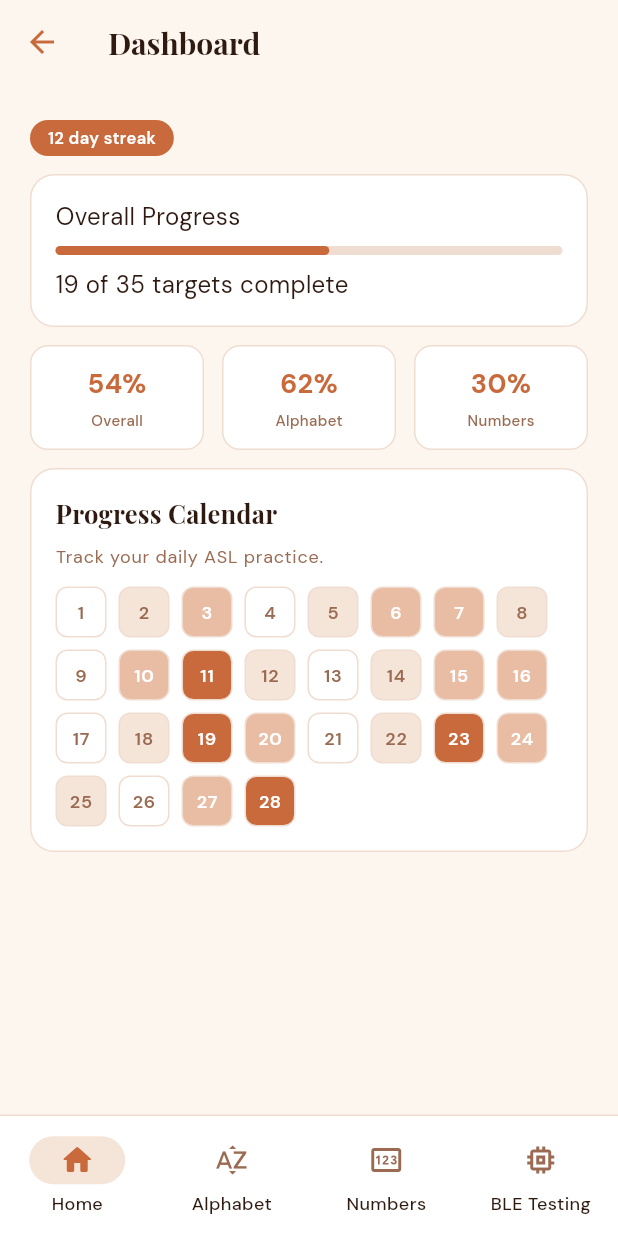
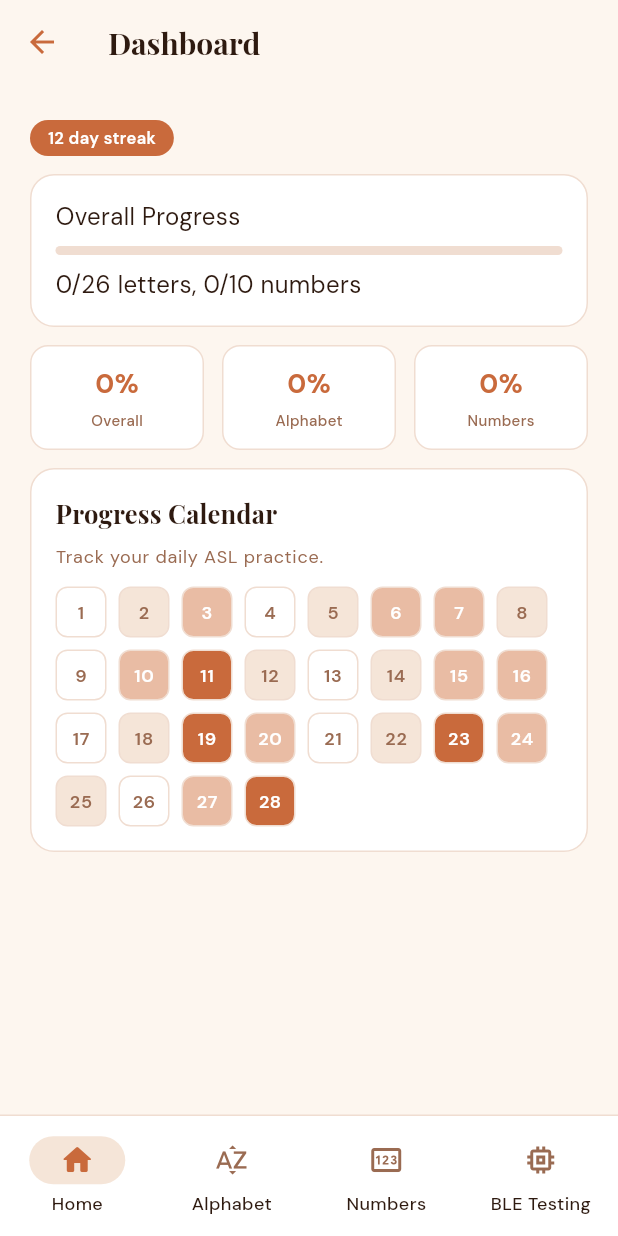
Before and after one commit to GG1627/helping-hand, a Flutter app: the MainShell screen opened directly, on a phone screen of 412 x 824 dp. Run offline on Flutter 3.47's test engine with Material 3 defaults, Android fonts, the phone set to English and light mode, and no system bars; our stand-ins replace google_fonts.

Commit message:
Add dynamic letter and number tracking with overall progress

```diff
--- a/flutter_app/lib/screens/main_shell.dart
+++ b/flutter_app/lib/screens/main_shell.dart
@@ -17,15 +17,52 @@ class MainShell extends StatefulWidget {
 class _MainShellState extends State<MainShell> {
   int tabIndex = 0;
 
-  static const pages = [
-    DashboardTab(),
-    AlphabetTab(),
-    NumbersTab(),
-    BleTestingTab(),
-  ];
+  Set<String> learnedLetters = {};
+  Set<int> learnedNumbers = {};
+
+  static const letters = 'ABCDEFGHIJKLMNOPQRSTUVWXYZ';
+  static const numbers = 0;
+
+  void markLetterLearned(String letter) {
+  setState(() {
+    if (learnedLetters.contains(letter)) {
+      learnedLetters.remove(letter);
+    } else {
+      learnedLetters.add(letter);
+    }
+  });
+  }
+
+  void toggleNumber(int number) {
+    setState(() {
+      if (learnedNumbers.contains(number)) {
+        learnedNumbers.remove(number);
+      } else {
+        learnedNumbers.add(number);
+      }
+    });
+  }
 
   @override
   Widget build(BuildContext context) {
+    final pages = [
+      DashboardTab(
+        learnedLetters: learnedLetters,
+        totalLetters: letters.length,
+        learnedNumbers: learnedNumbers,
+        totalNumbers: 10,
+      ),
+      AlphabetTab(
+        learnedLetters: learnedLetters,
+        onLetterLearned: markLetterLearned,
+      ),
+      NumbersTab(
+        learnedNumbers: learnedNumbers,
+        onNumberLearned: toggleNumber,
+      ),
+      BleTestingTab(),
+    ];
+
     return Scaffold(
       body: pages[tabIndex],
       bottomNavigationBar: Container(
--- a/flutter_app/lib/screens/tabs/dashboard_tab.dart
+++ b/flutter_app/lib/screens/tabs/dashboard_tab.dart
@@ -1,50 +1,75 @@
 import 'package:flutter/material.dart';
-
 import '../../theme/warm_clay_theme.dart';
 import '../../widgets/warm_components.dart';
 
 class DashboardTab extends StatelessWidget {
-  const DashboardTab({super.key});
+  final Set<String> learnedLetters;
+  final int totalLetters;
+  final Set<int> learnedNumbers;
+  final int totalNumbers;
+
+  const DashboardTab({
+    super.key,
+    required this.learnedLetters,
+    required this.totalLetters,
+    required this.learnedNumbers,
+    required this.totalNumbers,
+  });
 
   @override
   Widget build(BuildContext context) {
-    return const TabScaffold(
+    final lettersLearned = learnedLetters.length;
+    final numbersLearned = learnedNumbers.length;
+
+    final alphabetPercentage =
+        totalLetters > 0 ? (lettersLearned / totalLetters * 100).toStringAsFixed(0) : '0';
+    final numbersPercentage =
+        totalNumbers > 0 ? (numbersLearned / totalNumbers * 100).toStringAsFixed(0) : '0';
+
+    // Overall progress: combine letters + numbers
+    final overallPercentage = ((lettersLearned + numbersLearned) /
+            (totalLetters + totalNumbers) *
+            100)
+        .toStringAsFixed(0);
+
+    return TabScaffold(
       title: 'Dashboard',
       child: Column(
         crossAxisAlignment: CrossAxisAlignment.start,
         children: [
-          StreakPill(text: '12 day streak'),
-          SizedBox(height: WarmClayTheme.cardGap),
+          const StreakPill(text: '12 day streak'),
+          const SizedBox(height: WarmClayTheme.cardGap),
           WarmCard(
             child: Column(
               crossAxisAlignment: CrossAxisAlignment.start,
               children: [
-                Text('Overall Progress'),
-                SizedBox(height: 8),
-                ProgressBar(value: 0.54),
-                SizedBox(height: 8),
-                Text('19 of 35 targets complete'),
+                const Text('Overall Progress'),
+                const SizedBox(height: 8),
+                ProgressBar(
+                  value: (lettersLearned + numbersLearned) /
+                      (totalLetters + totalNumbers),
+                ),
+                const SizedBox(height: 8),
+                Text('$lettersLearned/$totalLetters letters, '
+                    '$numbersLearned/$totalNumbers numbers'),
               ],
             ),
           ),
-          SizedBox(height: WarmClayTheme.cardGap),
+          const SizedBox(height: WarmClayTheme.cardGap),
           Row(
             children: [
               Expanded(
-                child: StatCard(number: '54%', label: 'Overall'),
-              ),
-              SizedBox(width: WarmClayTheme.cardGap),
+                  child: StatCard(number: '$overallPercentage%', label: 'Overall')),
+              const SizedBox(width: WarmClayTheme.cardGap),
               Expanded(
-                child: StatCard(number: '62%', label: 'Alphabet'),
-              ),
-              SizedBox(width: WarmClayTheme.cardGap),
+                  child: StatCard(number: '$alphabetPercentage%', label: 'Alphabet')),
+              const SizedBox(width: WarmClayTheme.cardGap),
               Expanded(
-                child: StatCard(number: '30%', label: 'Numbers'),
-              ),
+                  child: StatCard(number: '$numbersPercentage%', label: 'Numbers')),
             ],
           ),
-          SizedBox(height: WarmClayTheme.cardGap),
-          ProgressCalendarCard(),
+          const SizedBox(height: WarmClayTheme.cardGap),
+          const ProgressCalendarCard(),
         ],
       ),
     );
```
Also changed, not shown: flutter_app/lib/screens/tabs/alphabet_tab.dart (+14 -21 lines), flutter_app/lib/screens/tabs/numbers_tab.dart (+13 -3 lines).
